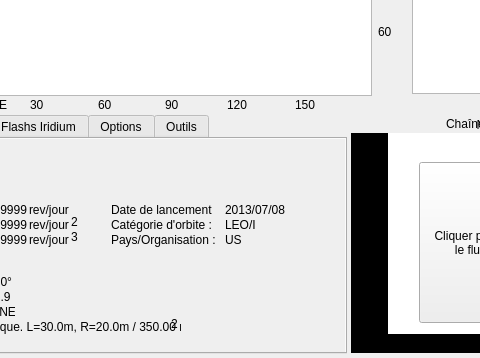
Old version of the form previsat.ui in the repository mconsidine/previsat_archive; both pictures show x 437 to 917 and y 332 to 690 of the 1068 by 690 pixel window.
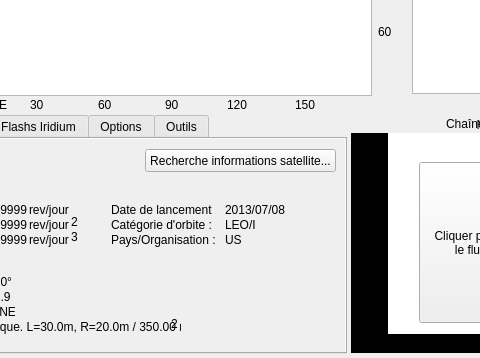
New version of the form. The open tabs and pages were chosen to show the change. Icons and pictures are not drawn.

Commit message: Ajout de la fenetre Informations satellite

The edit to the form file:
```diff
--- a/previsat.ui
+++ b/previsat.ui
@@ -7378,6 +7378,19 @@
              <string>Pays/Organisation :</string>
             </property>
            </widget>
+           <widget class="QPushButton" name="rechercheInfoSat">
+            <property name="geometry">
+             <rect>
+              <x>574</x>
+              <y>10</y>
+              <width>191</width>
+              <height>23</height>
+             </rect>
+            </property>
+            <property name="text">
+             <string>Recherche informations satellite...</string>
+            </property>
+           </widget>
            <zorder>nbOrbitesEpoque</zorder>
            <zorder>lbl_excentriciteMoy</zorder>
            <zorder>lbl_cospar</zorder>
```
Left out of the diff: 1 changed line with no effect on the pictures. The commit also changes 7 other files.
